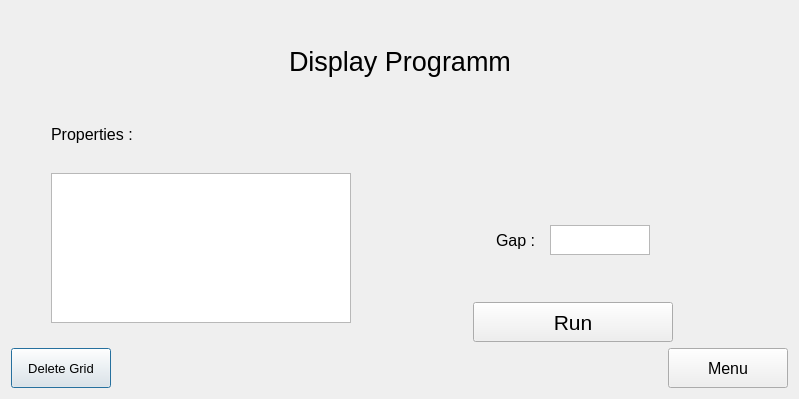
guilhemelias/SemGrids-Maker, file SemGridsMakerPyQt/view/viewUi/common_programm_dialog.ui: the form before one commit.
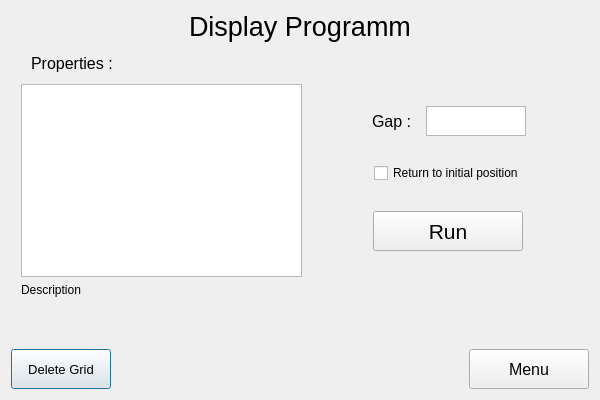
The form after the commit.

```diff
--- a/SemGridsMakerPyQt/view/viewUi/common_programm_dialog.ui
+++ b/SemGridsMakerPyQt/view/viewUi/common_programm_dialog.ui
@@ -6,15 +6,27 @@
    <rect>
     <x>0</x>
     <y>0</y>
-    <width>799</width>
-    <height>399</height>
+    <width>600</width>
+    <height>400</height>
    </rect>
   </property>
+  <property name="minimumSize">
+   <size>
+    <width>600</width>
+    <height>400</height>
+   </size>
+  </property>
+  <property name="maximumSize">
+   <size>
+    <width>600</width>
+    <height>400</height>
+   </size>
+  </property>
   <property name="windowTitle">
    <string>Dialog</string>
   </property>
   <layout class="QGridLayout" name="gridLayout">
-   <item row="5" column="0">
+   <item row="6" column="0">
     <layout class="QHBoxLayout" name="horizontalLayout_4">
      <item>
       <widget class="QPushButton" name="deleteGridButton">
@@ -67,50 +79,138 @@
      </item>
     </layout>
    </item>
+   <item row="3" column="0">
+    <layout class="QHBoxLayout" name="horizontalLayout_2">
+     <item>
+      <spacer name="horizontalSpacer_4">
+       <property name="orientation">
+        <enum>Qt::Horizontal</enum>
+       </property>
+       <property name="sizeType">
+        <enum>QSizePolicy::Preferred</enum>
+       </property>
+       <property name="sizeHint" stdset="0">
+        <size>
+         <width>20</width>
+         <height>20</height>
+        </size>
+       </property>
+      </spacer>
+     </item>
+     <item>
+      <widget class="QLabel" name="label_2">
+       <property name="minimumSize">
+        <size>
+         <width>0</width>
+         <height>30</height>
+        </size>
+       </property>
+       <property name="font">
+        <font>
+         <pointsize>12</pointsize>
+        </font>
+       </property>
+       <property name="text">
+        <string>Properties :</string>
+       </property>
+      </widget>
+     </item>
+     <item>
+      <spacer name="horizontalSpacer_6">
+       <property name="orientation">
+        <enum>Qt::Horizontal</enum>
+       </property>
+       <property name="sizeHint" stdset="0">
+        <size>
+         <width>40</width>
+         <height>20</height>
+        </size>
+       </property>
+      </spacer>
+     </item>
+    </layout>
+   </item>
    <item row="4" column="0">
+    <layout class="QVBoxLayout" name="verticalLayout">
+     <item>
     <layout class="QHBoxLayout" name="horizontalLayout_3">
      <item>
-      <spacer name="horizontalSpacer_4">
+        <spacer name="horizontalSpacer_3">
        <property name="orientation">
         <enum>Qt::Horizontal</enum>
        </property>
        <property name="sizeType">
-        <enum>QSizePolicy::Maximum</enum>
+          <enum>QSizePolicy::Preferred</enum>
        </property>
        <property name="sizeHint" stdset="0">
         <size>
-         <width>40</width>
+           <width>10</width>
          <height>20</height>
         </size>
        </property>
       </spacer>
      </item>
+       <item>
+        <layout class="QVBoxLayout" name="verticalLayout_2">
      <item>
       <widget class="QListWidget" name="listPropertiesLoaded">
        <property name="maximumSize">
         <size>
          <width>300</width>
-         <height>150</height>
+             <height>200</height>
         </size>
        </property>
       </widget>
      </item>
      <item>
-      <layout class="QVBoxLayout" name="verticalLayout">
-       <item>
-        <layout class="QHBoxLayout" name="horizontalLayout_6">
+          <widget class="QLabel" name="labelDesc">
+           <property name="minimumSize">
+            <size>
+             <width>270</width>
+             <height>60</height>
+            </size>
+           </property>
+           <property name="maximumSize">
+            <size>
+             <width>270</width>
+             <height>500</height>
+            </size>
+           </property>
+           <property name="text">
+            <string>Description</string>
+           </property>
+           <property name="alignment">
+            <set>Qt::AlignLeading|Qt::AlignLeft|Qt::AlignTop</set>
+           </property>
+           <property name="wordWrap">
+            <bool>true</bool>
+           </property>
+           <property name="indent">
+            <number>-1</number>
+           </property>
+          </widget>
+         </item>
+        </layout>
+       </item>
          <item>
           <layout class="QVBoxLayout" name="verticalLayout_3">
-           <property name="bottomMargin">
-            <number>20</number>
-           </property>
            <item>
-            <layout class="QHBoxLayout" name="horizontalLayout_10">
-             <property name="topMargin">
-              <number>70</number>
-             </property>
+          <spacer name="verticalSpacer_4">
+           <property name="orientation">
+            <enum>Qt::Vertical</enum>
+           </property>
+           <property name="sizeHint" stdset="0">
+            <size>
+             <width>20</width>
+             <height>40</height>
+            </size>
+           </property>
+          </spacer>
+         </item>
              <item>
-              <spacer name="horizontalSpacer">
+          <layout class="QHBoxLayout" name="horizontalLayout_5">
+           <item>
+            <spacer name="horizontalSpacer_2">
                <property name="orientation">
                 <enum>Qt::Horizontal</enum>
                </property>
@@ -156,7 +256,7 @@
               </widget>
              </item>
              <item>
-              <spacer name="horizontalSpacer_2">
+            <spacer name="horizontalSpacer">
                <property name="orientation">
                 <enum>Qt::Horizontal</enum>
                </property>
@@ -185,14 +285,10 @@
              </property>
             </widget>
            </item>
-          </layout>
-         </item>
-        </layout>
-       </item>
        <item>
         <layout class="QHBoxLayout" name="horizontalLayout_7">
          <item>
-          <spacer name="horizontalSpacer_3">
+            <spacer name="horizontalSpacer_5">
            <property name="orientation">
             <enum>Qt::Horizontal</enum>
            </property>
@@ -204,123 +300,103 @@
            </property>
           </spacer>
          </item>
+           <item>
+            <widget class="QCheckBox" name="initialReturnCheckBox">
+             <property name="text">
+              <string>Return to initial position</string>
+             </property>
+            </widget>
+           </item>
+           <item>
+            <spacer name="horizontalSpacer_10">
+             <property name="orientation">
+              <enum>Qt::Horizontal</enum>
+             </property>
+             <property name="sizeHint" stdset="0">
+              <size>
+               <width>40</width>
+               <height>20</height>
+              </size>
+             </property>
+            </spacer>
+           </item>
+          </layout>
+         </item>
+         <item>
+          <spacer name="verticalSpacer_5">
+           <property name="orientation">
+            <enum>Qt::Vertical</enum>
+           </property>
+           <property name="sizeHint" stdset="0">
+            <size>
+             <width>20</width>
+             <height>40</height>
+            </size>
+           </property>
+          </spacer>
+         </item>
+         <item>
+          <layout class="QHBoxLayout" name="horizontalLayout_6">
          <item>
           <widget class="QPushButton" name="runCommonButton">
            <property name="minimumSize">
             <size>
-             <width>200</width>
+               <width>150</width>
              <height>40</height>
             </size>
            </property>
+             <property name="maximumSize">
+              <size>
+               <width>150</width>
+               <height>16777215</height>
+              </size>
+             </property>
            <property name="font">
             <font>
              <pointsize>16</pointsize>
             </font>
            </property>
+             <property name="contextMenuPolicy">
+              <enum>Qt::ActionsContextMenu</enum>
+             </property>
+             <property name="layoutDirection">
+              <enum>Qt::LeftToRight</enum>
+             </property>
            <property name="text">
             <string>Run</string>
            </property>
-          </widget>
-         </item>
-         <item>
-          <spacer name="horizontalSpacer_10">
-           <property name="orientation">
-            <enum>Qt::Horizontal</enum>
-           </property>
-           <property name="sizeHint" stdset="0">
-            <size>
-             <width>40</width>
-             <height>20</height>
-            </size>
-           </property>
-          </spacer>
+             <property name="autoDefault">
+              <bool>true</bool>
+             </property>
+             <property name="default">
+              <bool>false</bool>
+             </property>
+             <property name="flat">
+              <bool>false</bool>
+             </property>
+            </widget>
          </item>
         </layout>
        </item>
-      </layout>
-     </item>
-    </layout>
-   </item>
-   <item row="0" column="0">
-    <spacer name="verticalSpacer">
+         <item>
+          <spacer name="verticalSpacer_3">
      <property name="orientation">
       <enum>Qt::Vertical</enum>
      </property>
      <property name="sizeType">
-      <enum>QSizePolicy::Maximum</enum>
+            <enum>QSizePolicy::Preferred</enum>
      </property>
      <property name="sizeHint" stdset="0">
       <size>
        <width>20</width>
-       <height>40</height>
+             <height>110</height>
       </size>
      </property>
     </spacer>
    </item>
-   <item row="2" column="0">
-    <spacer name="verticalSpacer_2">
-     <property name="orientation">
-      <enum>Qt::Vertical</enum>
-     </property>
-     <property name="sizeType">
-      <enum>QSizePolicy::Maximum</enum>
-     </property>
-     <property name="sizeHint" stdset="0">
-      <size>
-       <width>20</width>
-       <height>40</height>
-      </size>
-     </property>
-    </spacer>
-   </item>
-   <item row="3" column="0">
-    <layout class="QHBoxLayout" name="horizontalLayout_2">
-     <item>
-      <spacer name="horizontalSpacer_5">
-       <property name="orientation">
-        <enum>Qt::Horizontal</enum>
-       </property>
-       <property name="sizeType">
-        <enum>QSizePolicy::Maximum</enum>
-       </property>
-       <property name="sizeHint" stdset="0">
-        <size>
-         <width>40</width>
-         <height>20</height>
-        </size>
-       </property>
-      </spacer>
-     </item>
-     <item>
-      <widget class="QLabel" name="label_2">
-       <property name="minimumSize">
-        <size>
-         <width>0</width>
-         <height>30</height>
-        </size>
-       </property>
-       <property name="font">
-        <font>
-         <pointsize>12</pointsize>
-        </font>
-       </property>
-       <property name="text">
-        <string>Properties :</string>
-       </property>
-      </widget>
-     </item>
-     <item>
-      <spacer name="horizontalSpacer_6">
-       <property name="orientation">
-        <enum>Qt::Horizontal</enum>
-       </property>
-       <property name="sizeHint" stdset="0">
-        <size>
-         <width>40</width>
-         <height>20</height>
-        </size>
-       </property>
-      </spacer>
+        </layout>
+       </item>
+      </layout>
      </item>
     </layout>
    </item>
@@ -366,6 +442,38 @@
      </item>
     </layout>
    </item>
+   <item row="0" column="0">
+    <spacer name="verticalSpacer">
+     <property name="orientation">
+      <enum>Qt::Vertical</enum>
+     </property>
+     <property name="sizeType">
+      <enum>QSizePolicy::Maximum</enum>
+     </property>
+     <property name="sizeHint" stdset="0">
+      <size>
+       <width>20</width>
+       <height>25</height>
+      </size>
+     </property>
+    </spacer>
+   </item>
+   <item row="2" column="0">
+    <spacer name="verticalSpacer_2">
+     <property name="orientation">
+      <enum>Qt::Vertical</enum>
+     </property>
+     <property name="sizeType">
+      <enum>QSizePolicy::Preferred</enum>
+     </property>
+     <property name="sizeHint" stdset="0">
+      <size>
+       <width>20</width>
+       <height>10</height>
+      </size>
+     </property>
+    </spacer>
+   </item>
   </layout>
  </widget>
  <resources/>
```
Lines whose indentation alone changed are shown as unchanged.
